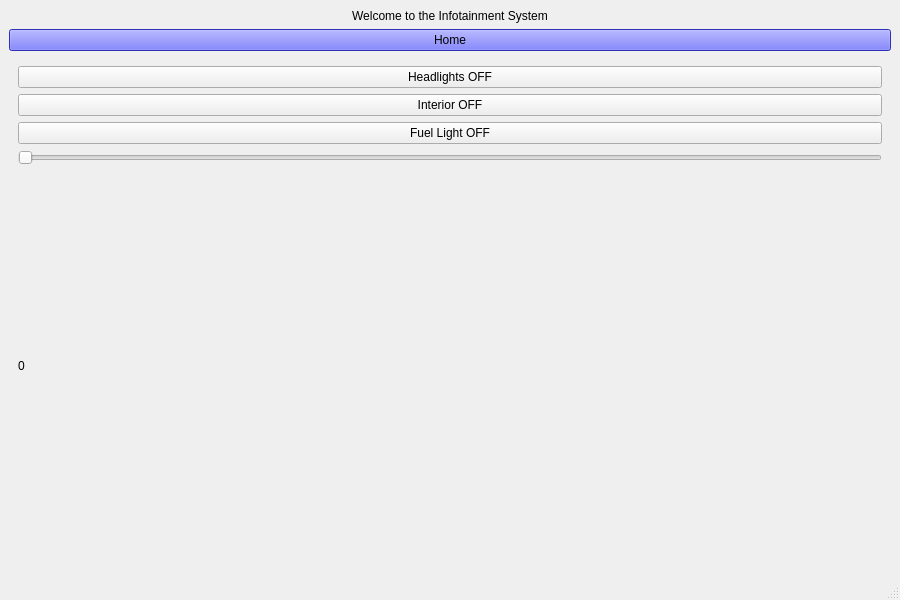
JoshO-14/C2C-Embedded-System-Infotainment, file mainwindow.ui: the form before one commit.
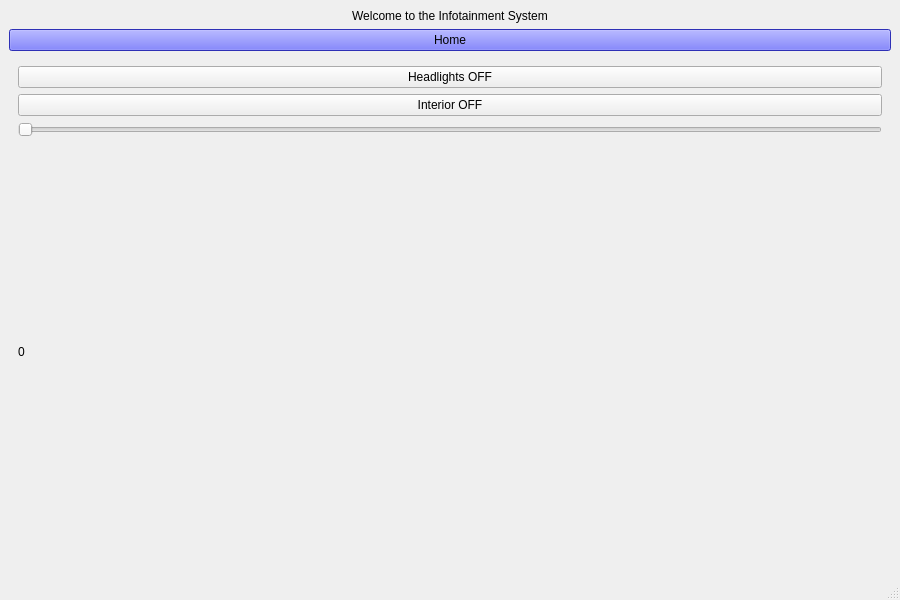
The form after the commit. The open tabs and pages were chosen to show the change.

```diff
--- a/mainwindow.ui
+++ b/mainwindow.ui
@@ -91,13 +91,6 @@
           </property>
          </widget>
         </item>
-        <item>
-         <widget class="QPushButton" name="btnFuelLights">
-          <property name="text">
-           <string>Fuel Light OFF</string>
-          </property>
-         </widget>
-        </item>
         <item>
          <widget class="QSlider" name="sliderBrightness">
           <property name="maximum">
```
Left out of the diff: 7 changed lines with no effect on the pictures.
